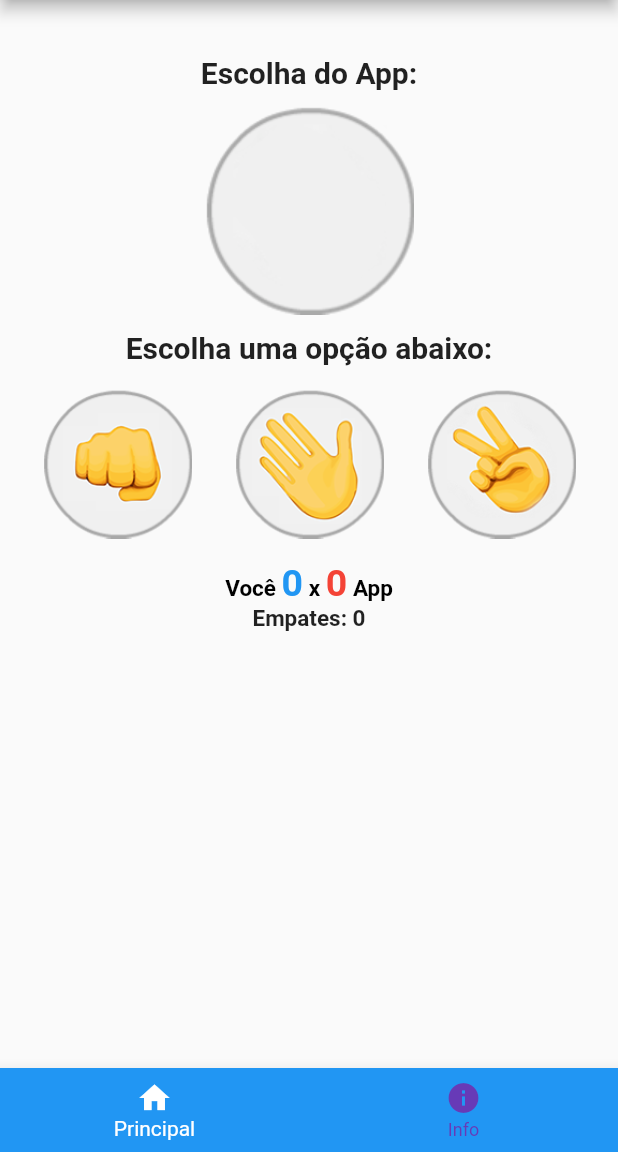
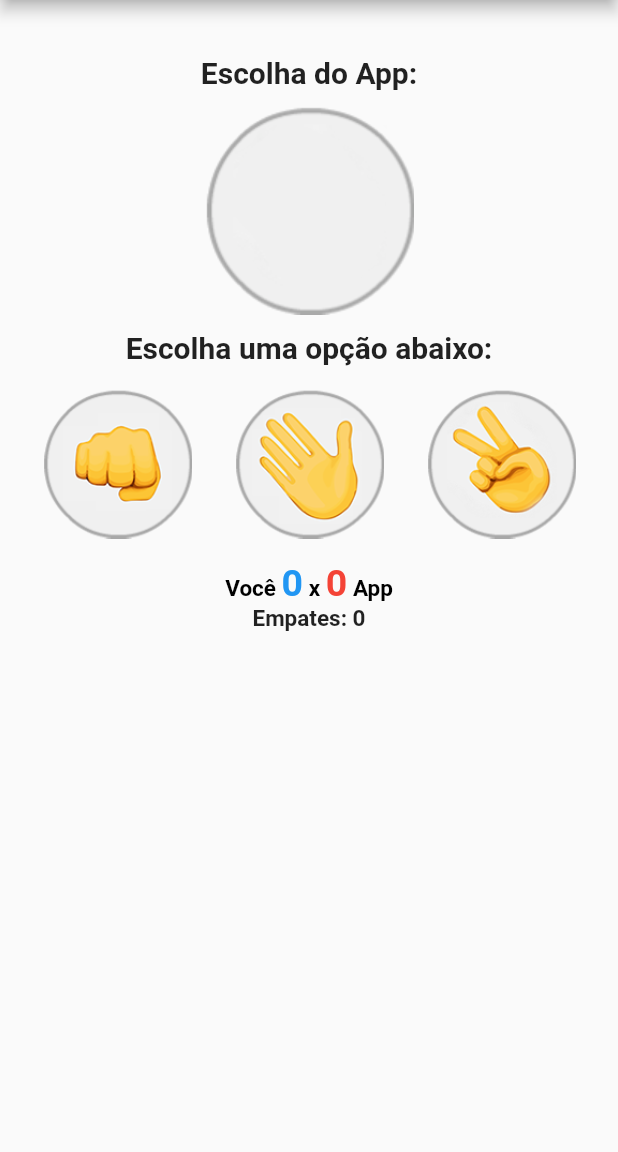
Before and after one commit to felipeabreu86/flutter_jokenpo, a Flutter app: the screen it shows after launch, on a phone screen of 412 x 824 dp, the part 84-1236 px from its top. Run offline on Flutter 3.47's test engine with Material 2 defaults, Android fonts, the phone set to English and light mode, and no system bars.

Commit message:
Se aplicado, este commit ira remover itens nao utilizados

```diff
--- a/lib/Jogo.dart
+++ b/lib/Jogo.dart
@@ -172,23 +172,6 @@ class _JogoState extends State<Jogo> {
           ),
         ),
       ),
-      bottomNavigationBar: BottomNavigationBar(
-        backgroundColor: Colors.blue,
-        items: const <BottomNavigationBarItem>[
-          BottomNavigationBarItem(
-            icon: Icon(Icons.home),
-            title: Text('Principal'),
-          ),
-          BottomNavigationBarItem(
-            icon: Icon(Icons.info),
-            title: Text('Info'),
-          ),
-        ],
-        selectedItemColor: Colors.white,
-        unselectedItemColor: Colors.deepPurple,
-        currentIndex: _selectedIndex,
-        onTap: _onItemTapped,
-      ),
     );
   }
 }
```
